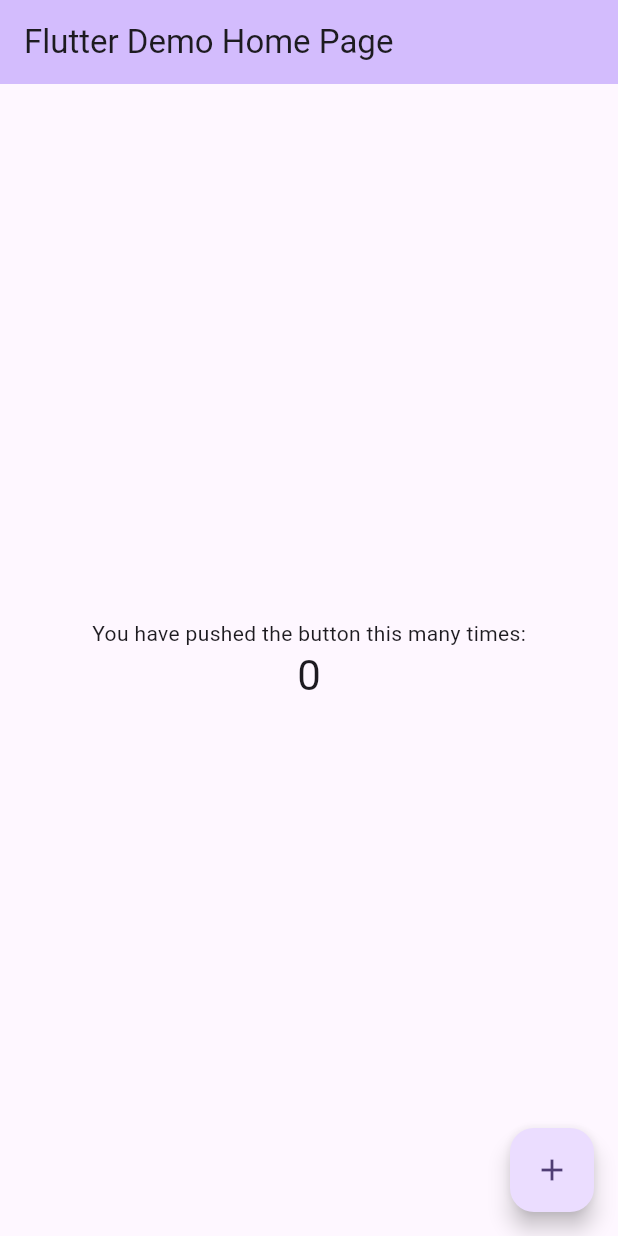
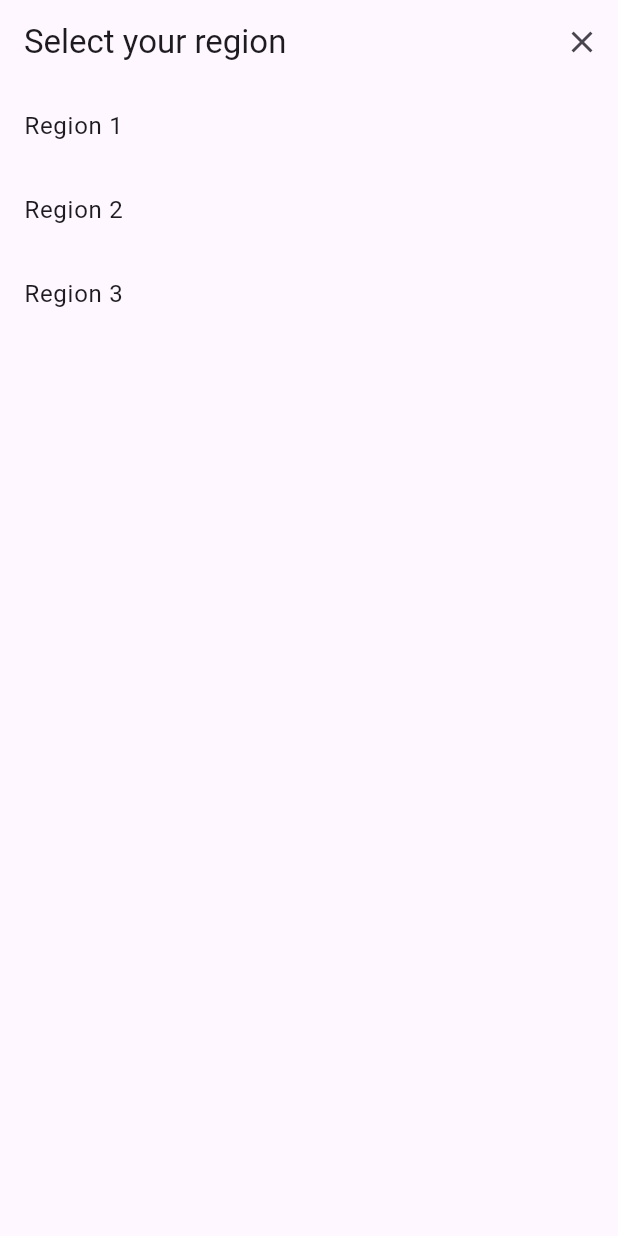
Before and after one commit to jmbmartins/IntelligentWasteManagementSystem, a Flutter app: the screen it shows after launch, on a phone screen of 412 x 824 dp. Run offline on Flutter 3.47's test engine with Material 3 defaults, Android fonts, the phone set to English and light mode, and no system bars; our stand-ins replace shared_preferences.

Commit message:
basics- create pages

```diff
--- a/mobile_app/wasteapp/lib/main.dart
+++ b/mobile_app/wasteapp/lib/main.dart
@@ -1,125 +1,36 @@
+// main.dart
 import 'package:flutter/material.dart';
+import 'package:shared_preferences/shared_preferences.dart';
+import 'pages/region_selection.dart';
+import 'pages/waste_bins.dart';
 
 void main() {
-  runApp(const MyApp());
+  runApp(MyApp());
 }
 
 class MyApp extends StatelessWidget {
-  const MyApp({super.key});
-
-  // This widget is the root of your application.
   @override
   Widget build(BuildContext context) {
     return MaterialApp(
-      title: 'Flutter Demo',
+      title: 'Waste based in IoT App',
       theme: ThemeData(
-        // This is the theme of your application.
-        //
-        // TRY THIS: Try running your application with "flutter run". You'll see
-        // the application has a purple toolbar. Then, without quitting the app,
-        // try changing the seedColor in the colorScheme below to Colors.green
-        // and then invoke "hot reload" (save your changes or press the "hot
-        // reload" button in a Flutter-supported IDE, or press "r" if you used
-        // the command line to start the app).
-        //
-        // Notice that the counter didn't reset back to zero; the application
-        // state is not lost during the reload. To reset the state, use hot
-        // restart instead.
-        //
-        // This works for code too, not just values: Most code changes can be
-        // tested with just a hot reload.
-        colorScheme: ColorScheme.fromSeed(seedColor: Colors.deepPurple),
-        useMaterial3: true,
+        primarySwatch: Colors.blue,
       ),
-      home: const MyHomePage(title: 'Flutter Demo Home Page'),
+      home: FutureBuilder(
+        future: SharedPreferences.getInstance(),
+        builder: (BuildContext context, AsyncSnapshot<SharedPreferences> snapshot) {
+          if (snapshot.connectionState == ConnectionState.done) {
+            final prefs = snapshot.data;
+            if (prefs != null) {
+              final lastRegion = prefs.getString('lastRegion');
+              if (lastRegion != null) {
+                return WasteBins(region: lastRegion);
+              }
+            }
+          }
+          return RegionSelection();
+        },
+      ),
     );
   }
 }
-
-class MyHomePage extends StatefulWidget {
-  const MyHomePage({super.key, required this.title});
-
-  // This widget is the home page of your application. It is stateful, meaning
-  // that it has a State object (defined below) that contains fields that affect
-  // how it looks.
-
-  // This class is the configuration for the state. It holds the values (in this
-  // case the title) provided by the parent (in this case the App widget) and
-  // used by the build method of the State. Fields in a Widget subclass are
-  // always marked "final".
-
-  final String title;
-
-  @override
-  State<MyHomePage> createState() => _MyHomePageState();
-}
-
-class _MyHomePageState extends State<MyHomePage> {
-  int _counter = 0;
-
-  void _incrementCounter() {
-    setState(() {
-      // This call to setState tells the Flutter framework that something has
-      // changed in this State, which causes it to rerun the build method below
-      // so that the display can reflect the updated values. If we changed
-      // _counter without calling setState(), then the build method would not be
-      // called again, and so nothing would appear to happen.
-      _counter++;
-    });
-  }
-
-  @override
-  Widget build(BuildContext context) {
-    // This method is rerun every time setState is called, for instance as done
-    // by the _incrementCounter method above.
-    //
-    // The Flutter framework has been optimized to make rerunning build methods
-    // fast, so that you can just rebuild anything that needs updating rather
-    // than having to individually change instances of widgets.
-    return Scaffold(
-      appBar: AppBar(
-        // TRY THIS: Try changing the color here to a specific color (to
-        // Colors.amber, perhaps?) and trigger a hot reload to see the AppBar
-        // change color while the other colors stay the same.
-        backgroundColor: Theme.of(context).colorScheme.inversePrimary,
-        // Here we take the value from the MyHomePage object that was created by
-        // the App.build method, and use it to set our appbar title.
-        title: Text(widget.title),
-      ),
-      body: Center(
-        // Center is a layout widget. It takes a single child and positions it
-        // in the middle of the parent.
-        child: Column(
-          // Column is also a layout widget. It takes a list of children and
-          // arranges them vertically. By default, it sizes itself to fit its
-          // children horizontally, and tries to be as tall as its parent.
-          //
-          // Column has various properties to control how it sizes itself and
-          // how it positions its children. Here we use mainAxisAlignment to
-          // center the children vertically; the main axis here is the vertical
-          // axis because Columns are vertical (the cross axis would be
-          // horizontal).
-          //
-          // TRY THIS: Invoke "debug painting" (choose the "Toggle Debug Paint"
-          // action in the IDE, or press "p" in the console), to see the
-          // wireframe for each widget.
-          mainAxisAlignment: MainAxisAlignment.center,
-          children: <Widget>[
-            const Text(
-              'You have pushed the button this many times:',
-            ),
-            Text(
-              '$_counter',
-              style: Theme.of(context).textTheme.headlineMedium,
-            ),
-          ],
-        ),
-      ),
-      floatingActionButton: FloatingActionButton(
-        onPressed: _incrementCounter,
-        tooltip: 'Increment',
-        child: const Icon(Icons.add),
-      ), // This trailing comma makes auto-formatting nicer for build methods.
-    );
-  }
-}
--- /dev/null
+++ b/mobile_app/wasteapp/lib/pages/region_selection.dart
@@ -0,0 +1,44 @@
+// region_selection.dart
+import 'package:flutter/material.dart';
+import 'package:shared_preferences/shared_preferences.dart';
+import 'waste_bins.dart';
+
+class RegionSelection extends StatefulWidget {
+  @override
+  _RegionSelectionState createState() => _RegionSelectionState();
+}
+
+class _RegionSelectionState extends State<RegionSelection> {
+  final regions = ['Region 1', 'Region 2', 'Region 3']; // replace with your actual regions
+
+  @override
+  Widget build(BuildContext context) {
+    return Scaffold(
+      appBar: AppBar(
+        title: Text('Select your region'),
+        actions: [
+          IconButton(
+            icon: Icon(Icons.close),
+            onPressed: () => Navigator.pop(context),
+          ),
+        ],
+      ),
+      body: ListView.builder(
+        itemCount: regions.length,
+        itemBuilder: (context, index) {
+          return ListTile(
+            title: Text(regions[index]),
+            onTap: () async {
+              final prefs = await SharedPreferences.getInstance();
+              prefs.setString('lastRegion', regions[index]);
+              Navigator.push(
+                context,
+                MaterialPageRoute(builder: (context) => WasteBins(region: regions[index])),
+              );
+            },
+          );
+        },
+      ),
+    );
+  }
+}
--- a/mobile_app/wasteapp/pubspec.yaml
+++ b/mobile_app/wasteapp/pubspec.yaml
@@ -30,7 +30,7 @@ environment:
 dependencies:
   flutter:
     sdk: flutter
-
+  shared_preferences: ^2.0.8
 
   # The following adds the Cupertino Icons font to your application.
   # Use with the CupertinoIcons class for iOS style icons.
```
Also changed, not shown: mobile_app/wasteapp/lib/pages/waste_bins.dart (added, +36 -0 lines), mobile_app/wasteapp/pubspec.lock, 1 other file.
